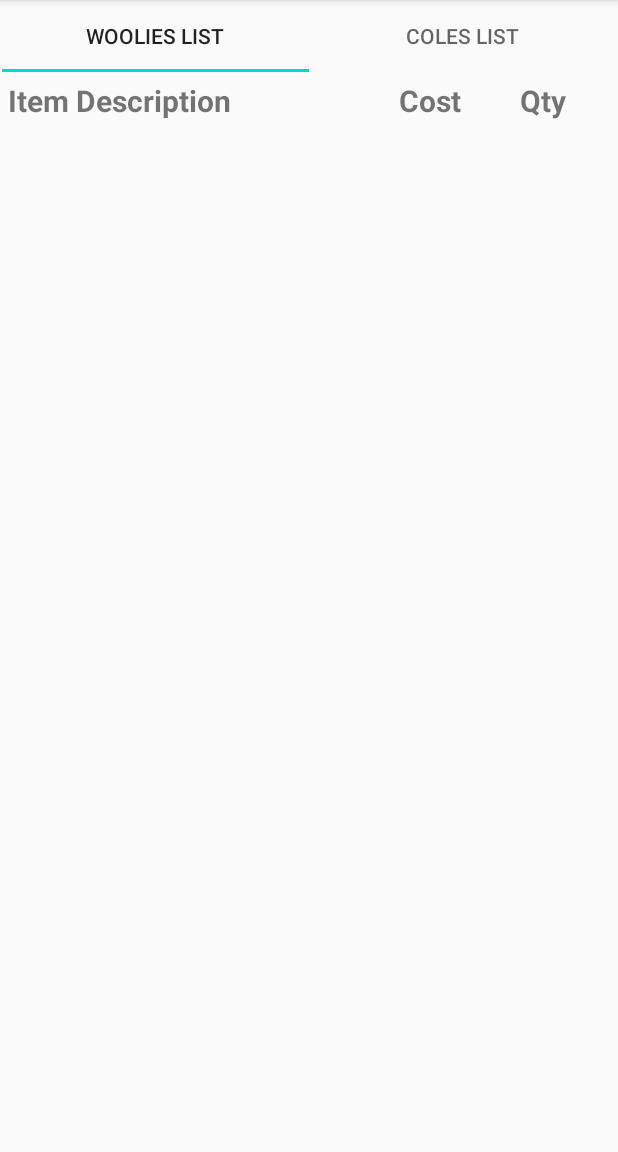
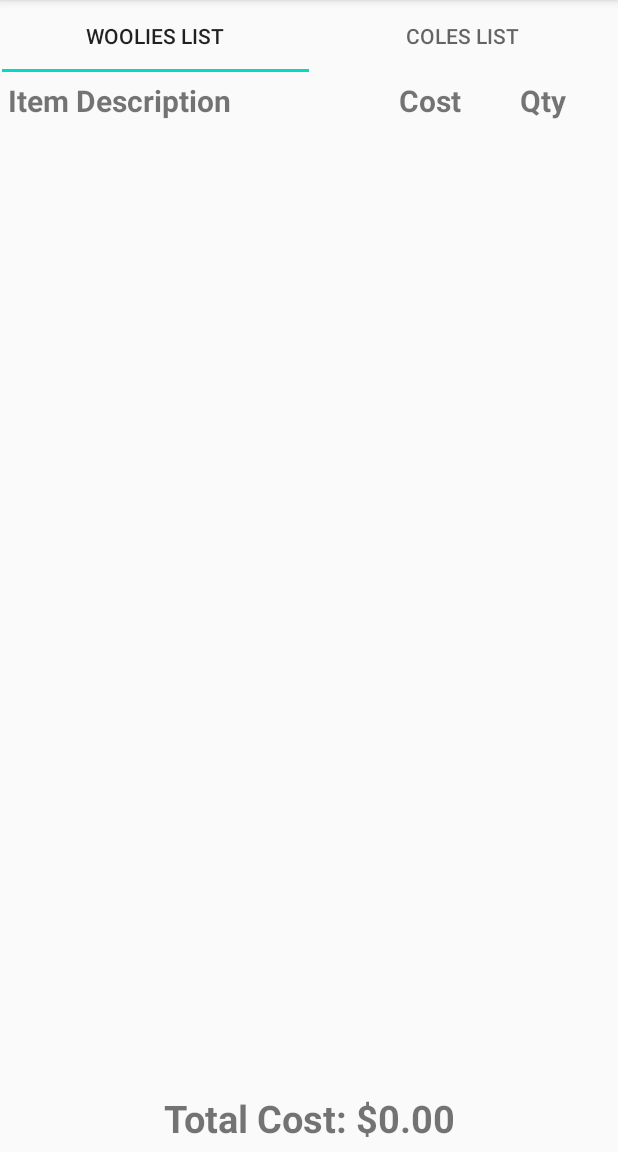
Before and after one commit to LakshanMartin/Weekly_Specials, an Android app: the WooliesListFragment screen opened directly, with no data from a screen before it, on a phone screen of 412 x 824 dp, the part 84-1236 px from its top. Run offline under Robolectric (Android 15) with nearby library versions, the phone set to English and light mode, and no system bars; 1 statement that could not run was skipped.

Commit message:
New Features: - Total costs per lists - New search button added to each Web View activity.
TODO:
- Delete items from list
- Database
- Colourise tabs in shopping list activity

```diff
--- a/app/src/main/java/curtin/edu/au/weeklyspecials/Fragments/ColesListFragment.java
+++ b/app/src/main/java/curtin/edu/au/weeklyspecials/Fragments/ColesListFragment.java
@@ -30,6 +30,12 @@ public class ColesListFragment extends Fragment
     {
         // Inflate the layout for this fragment
         View view = inflater.inflate(R.layout.fragment_coles_list, container, false);
+
+        //Initialise Total Cost value
+        TextView txtVTotalCost = (TextView)view.findViewById(R.id.txtVTotalCost);
+        String totalCost = getActivity().getResources().getString(
+                R.string.total_cost, colesList.getTotalCost());
+        txtVTotalCost.setText(totalCost);
 
         buildRecyclerView(view);
 
--- a/app/src/main/java/curtin/edu/au/weeklyspecials/Fragments/WooliesListFragment.java
+++ b/app/src/main/java/curtin/edu/au/weeklyspecials/Fragments/WooliesListFragment.java
@@ -30,6 +30,12 @@ public class WooliesListFragment extends Fragment
     {
         // Inflate the layout for this fragment
         View view = inflater.inflate(R.layout.fragment_woolies_list, container, false);
+
+        //Initialise Total Cost value
+        TextView txtVTotalCost = (TextView)view.findViewById(R.id.txtVTotalCost);
+        String totalCost = getActivity().getResources().getString(
+                R.string.total_cost, wooliesList.getTotalCost());
+        txtVTotalCost.setText(totalCost);
 
         buildRecyclerView(view);
 
--- a/app/src/main/res/layout/fragment_woolies_list.xml
+++ b/app/src/main/res/layout/fragment_woolies_list.xml
@@ -47,11 +47,24 @@
         android:id="@+id/rvWooliesList"
         android:layout_width="match_parent"
         android:layout_height="0dp"
-        app:layout_constraintBottom_toBottomOf="parent"
+        app:layout_constraintBottom_toTopOf="@+id/txtVTotalCost"
         app:layout_constraintEnd_toEndOf="parent"
         app:layout_constraintHorizontal_bias="0.0"
         app:layout_constraintStart_toStartOf="parent"
         app:layout_constraintTop_toBottomOf="@+id/txtVHeadingDesc"
         app:layout_constraintVertical_bias="0.0" />
 
+    <TextView
+        android:id="@+id/txtVTotalCost"
+        android:layout_width="0dp"
+        android:layout_height="wrap_content"
+        android:text="@string/total_cost"
+        android:textSize="25sp"
+        android:textStyle="bold"
+        android:textAlignment="center"
+        app:layout_constraintBottom_toBottomOf="parent"
+        app:layout_constraintStart_toStartOf="parent"
+        app:layout_constraintEnd_toEndOf="parent"
+        android:gravity="center_horizontal" />
+
 </androidx.constraintlayout.widget.ConstraintLayout>
--- a/app/src/main/res/values/strings.xml
+++ b/app/src/main/res/values/strings.xml
@@ -6,7 +6,7 @@
     <!-- TODO: Remove or change this placeholder text -->
     <string name="hello_blank_fragment">Hello blank fragment</string>
     <string name="woolies_search_results">Woolies Search Results</string>
-    <string name="view_shopping_list">View Shopping List</string>
+    <string name="view_shopping_list">Shopping List</string>
     <string name="item_details">Item Details</string>
     <string name="special_price">Special Price</string>
     <string name="todo">TODO</string>
@@ -25,4 +25,5 @@
     <string name="woolies_list">Woolies List</string>
     <string name="coles_list">Coles List</string>
     <string name="item_description">Item Description</string>
+    <string name="total_cost">Total Cost: $%.2f</string>
 </resources>
```
Also changed, not shown: app/src/main/java/curtin/edu/au/weeklyspecials/Data/ColesListSingleton.java (+23 -0 lines), app/src/main/java/curtin/edu/au/weeklyspecials/Data/WooliesListSingleton.java (+23 -0 lines), app/src/main/java/curtin/edu/au/weeklyspecials/WebViewColesActivity.java (+13 -2 lines), app/src/main/java/curtin/edu/au/weeklyspecials/WebViewWooliesActivity.java (+13 -2 lines), app/src/main/res/layout/activity_webview_coles.xml (+17 -6 lines), app/src/main/res/layout/activity_webview_woolies.xml (+19 -6 lines), app/src/main/res/layout/fragment_coles_list.xml (+14 -1 lines).
